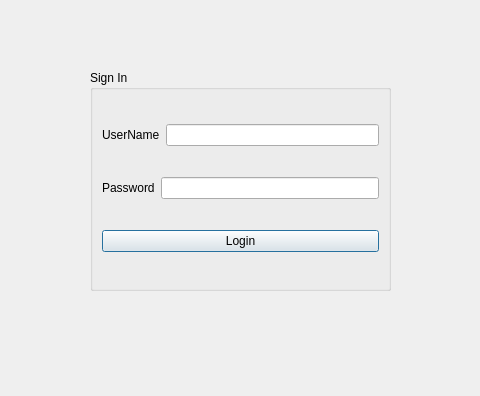
Sangameeee/cmmsMini, file secwindow.ui: the form before one commit; both pictures show x 90 to 570 and y 0 to 396 of the 771 by 396 pixel window.
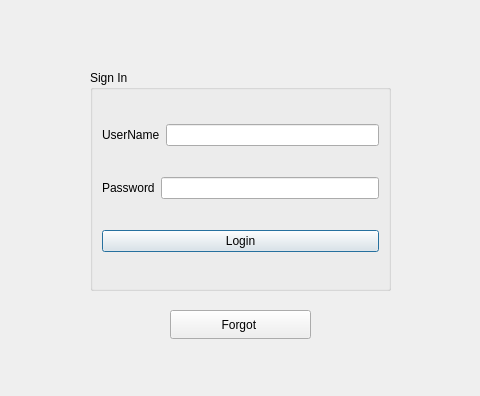
The form after the commit.

The edit to the form file:
```diff
--- a/secwindow.ui
+++ b/secwindow.ui
@@ -84,6 +84,19 @@
     <string>CreateID</string>
    </property>
   </widget>
+  <widget class="QPushButton" name="forgotPasswordButton">
+   <property name="geometry">
+    <rect>
+     <x>260</x>
+     <y>310</y>
+     <width>141</width>
+     <height>29</height>
+    </rect>
+   </property>
+   <property name="text">
+    <string>Forgot </string>
+   </property>
+  </widget>
  </widget>
  <resources/>
  <connections/>
```
